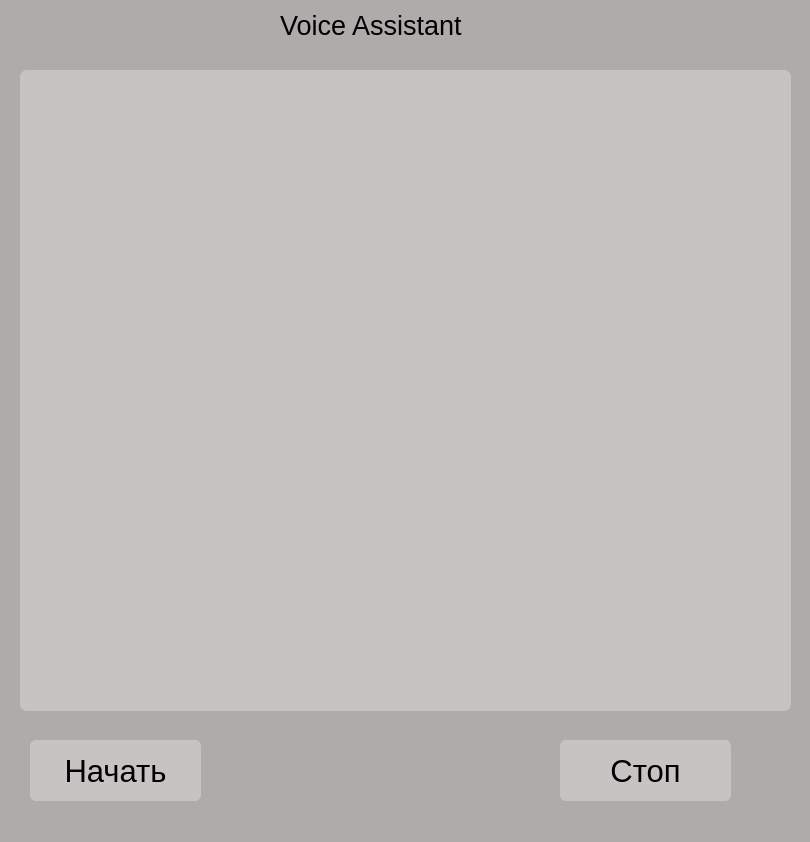
Before: the Qt Designer form newinterface.ui in oleglavrentev/VoiceAssist, drawn with Qt 5.
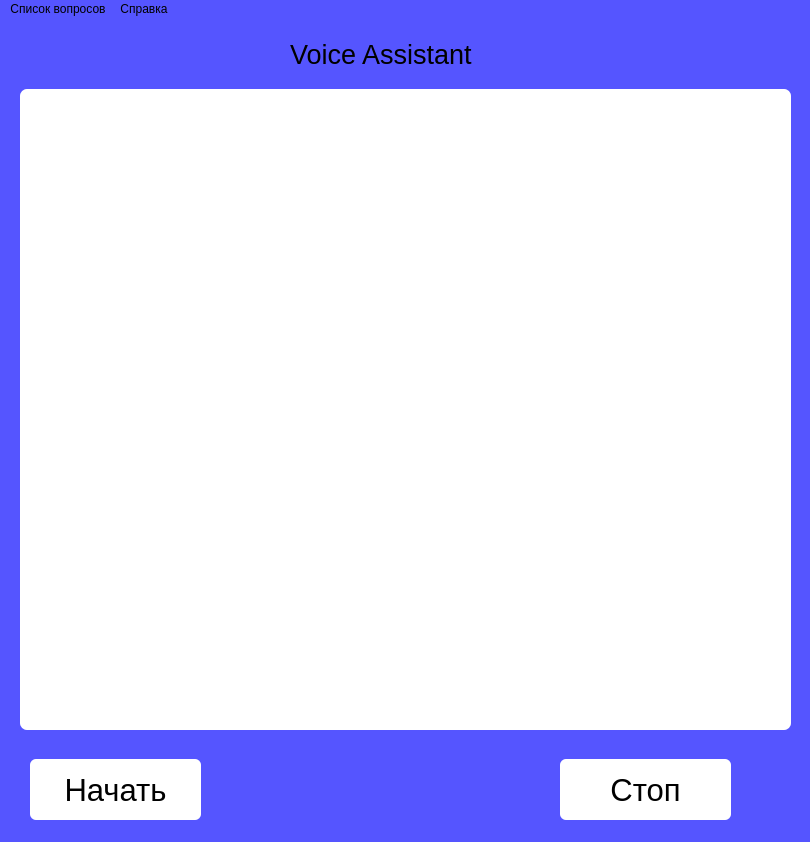
After: the same form once the commit is applied.

```diff
--- a/newinterface.ui
+++ b/newinterface.ui
@@ -19,7 +19,7 @@
    <string>MainWindow</string>
   </property>
   <property name="styleSheet">
-   <string notr="true">background-color: #b0abab;</string>
+   <string notr="true">background-color:rgb(85, 85, 255);</string>
   </property>
   <widget class="QWidget" name="centralwidget">
    <widget class="QPushButton" name="pushButton">
@@ -38,7 +38,7 @@
     </property>
     <property name="styleSheet">
      <string notr="true">QPushButton {
-	background-color: #c7c3c3;
+	background-color: rgb(255, 255, 255);
 	border-radius: 6;
 }
 
@@ -70,7 +70,7 @@
     </property>
     <property name="styleSheet">
      <string notr="true">QPushButton {
-	background-color: #c7c3c3;
+	background-color: rgb(255, 255, 255);
 	border-radius: 6;
 }
 
@@ -97,22 +97,28 @@
     </property>
     <property name="font">
      <font>
-      <pointsize>12</pointsize>
+      <pointsize>16</pointsize>
      </font>
     </property>
     <property name="styleSheet">
      <string notr="true">QListWidget {
-	background-color: #c7c3c3;
+	background-color: rgb(255, 255, 255);
 	color: black;	
 	border-radius: 7;
 }</string>
     </property>
+    <property name="batchSize">
+     <number>50</number>
+    </property>
+    <property name="wordWrap">
+     <bool>true</bool>
+    </property>
    </widget>
    <widget class="QLabel" name="label">
     <property name="geometry">
      <rect>
-      <x>280</x>
-      <y>10</y>
+      <x>290</x>
+      <y>20</y>
       <width>241</width>
       <height>31</height>
      </rect>
@@ -132,6 +138,64 @@
     </property>
    </widget>
   </widget>
+  <widget class="QMenuBar" name="menuBar">
+   <property name="geometry">
+    <rect>
+     <x>0</x>
+     <y>0</y>
+     <width>810</width>
+     <height>26</height>
+    </rect>
+   </property>
+   <widget class="QMenu" name="menu">
+    <property name="title">
+     <string>Справка</string>
+    </property>
+    <addaction name="info"/>
+   </widget>
+   <widget class="QMenu" name="menu_2">
+    <property name="title">
+     <string>Список вопросов</string>
+    </property>
+    <addaction name="action_house"/>
+    <addaction name="action_institut"/>
+    <addaction name="action_rukovodstvo"/>
+    <addaction name="action_org"/>
+    <addaction name="action_abbit"/>
+   </widget>
+   <addaction name="menu_2"/>
+   <addaction name="menu"/>
+  </widget>
+  <action name="info">
+   <property name="text">
+    <string>Информация о помощнике</string>
+   </property>
+  </action>
+  <action name="action_house">
+   <property name="text">
+    <string>Про общежития</string>
+   </property>
+  </action>
+  <action name="action_institut">
+   <property name="text">
+    <string>Про институты</string>
+   </property>
+  </action>
+  <action name="action_rukovodstvo">
+   <property name="text">
+    <string>Про руководство</string>
+   </property>
+  </action>
+  <action name="action_org">
+   <property name="text">
+    <string>Про общественные организации</string>
+   </property>
+  </action>
+  <action name="action_abbit">
+   <property name="text">
+    <string>Информация для абитуриентов</string>
+   </property>
+  </action>
  </widget>
  <resources/>
  <connections/>
```
